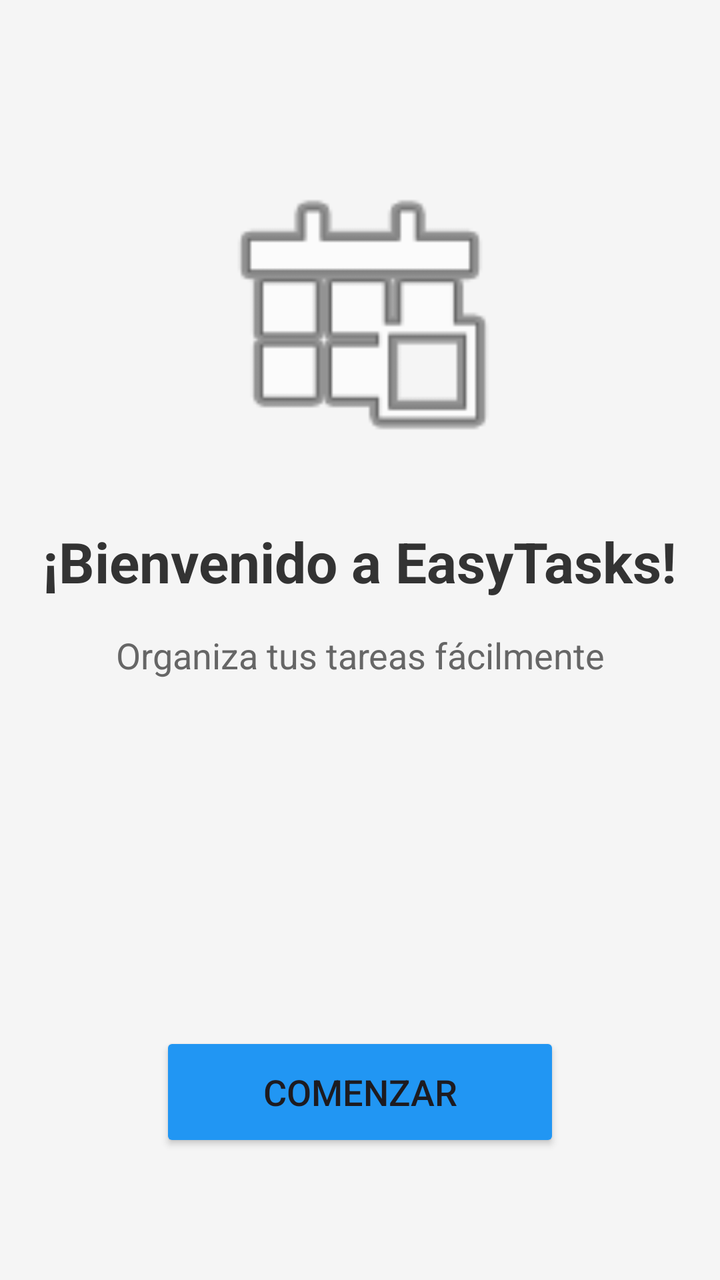
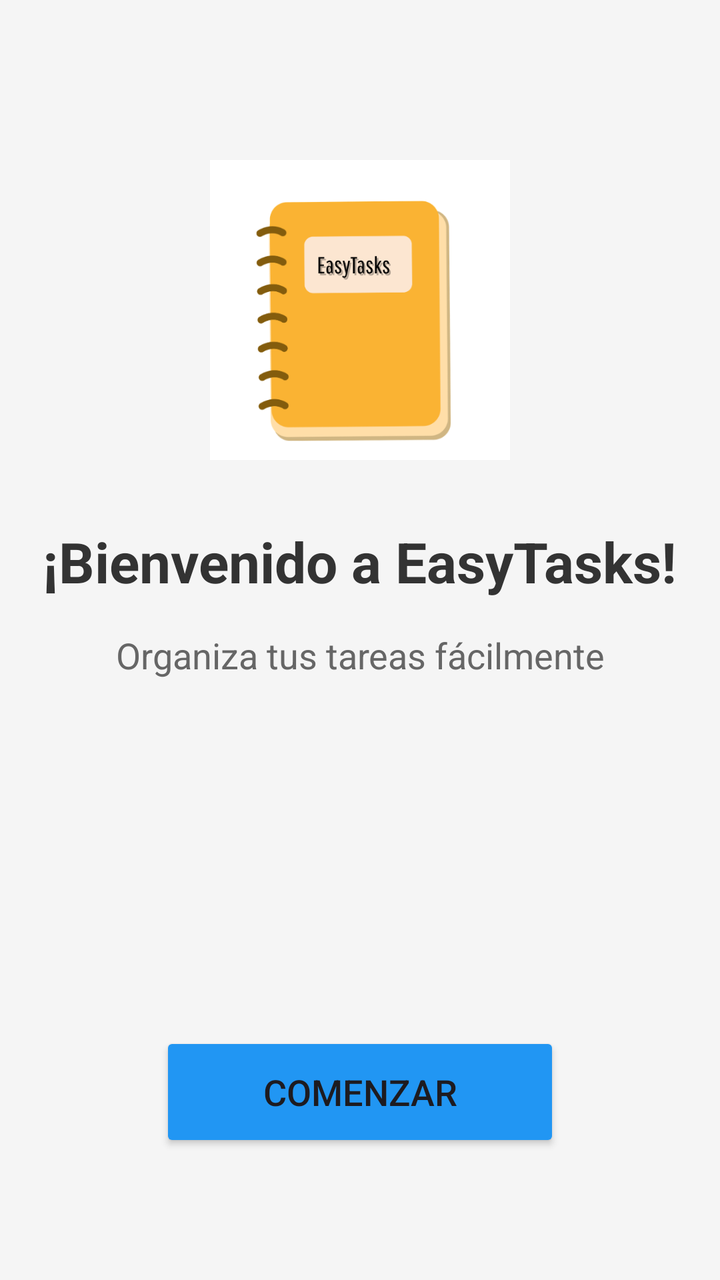

Before-and-after screenshots of an Android layout around one commit, followed by the original layout XML and the change that was made.
<!-- AndroidManifest.xml: application theme Theme.MyApplication -->
<!-- res/layout/activity_main.xml -->
<?xml version="1.0" encoding="utf-8"?>
<androidx.constraintlayout.widget.ConstraintLayout
    xmlns:android="http://schemas.android.com/apk/res/android"
    xmlns:app="http://schemas.android.com/apk/res-auto"
    xmlns:tools="http://schemas.android.com/tools"
    android:id="@+id/main"
    android:layout_width="match_parent"
    android:layout_height="match_parent"
    android:background="#F5F5F5"
    tools:context=".MainActivity">

    <ImageView
        android:id="@+id/imgLogoBienvenida"
        android:layout_width="150dp"
        android:layout_height="150dp"
        android:layout_marginTop="80dp"
        android:src="@android:drawable/ic_menu_today"
        app:layout_constraintEnd_toEndOf="parent"
        app:layout_constraintStart_toStartOf="parent"
        app:layout_constraintTop_toTopOf="parent" />

    <TextView
        android:id="@+id/tvTituloBienvenida"
        android:layout_width="wrap_content"
        android:layout_height="wrap_content"
        android:layout_marginTop="32dp"
        android:text="¡Bienvenido a EasyTasks!"
        android:textColor="#333333"
        android:textSize="28sp"
        android:textStyle="bold"
        app:layout_constraintEnd_toEndOf="parent"
        app:layout_constraintStart_toStartOf="parent"
        app:layout_constraintTop_toBottomOf="@+id/imgLogoBienvenida" />

    <TextView
        android:id="@+id/tvSubtituloBienvenida"
        android:layout_width="wrap_content"
        android:layout_height="wrap_content"
        android:layout_marginTop="16dp"
        android:text="Organiza tus tareas fácilmente"
        android:textColor="#666666"
        android:textSize="18sp"
        app:layout_constraintEnd_toEndOf="parent"
        app:layout_constraintStart_toStartOf="parent"
        app:layout_constraintTop_toBottomOf="@+id/tvTituloBienvenida" />

    <Button
        android:id="@+id/btnIngresar"
        android:layout_width="200dp"
        android:layout_height="60dp"
        android:layout_marginBottom="64dp"
        android:text="Comenzar"
        android:textSize="18sp"
        android:backgroundTint="#2196F3"
        app:layout_constraintBottom_toBottomOf="parent"
        app:layout_constraintEnd_toEndOf="parent"
        app:layout_constraintStart_toStartOf="parent" />

</androidx.constraintlayout.widget.ConstraintLayout>
<!-- resources referenced by this layout -->
<resources>
  <style name="Theme.MyApplication" parent="Base.Theme.MyApplication" />
  <style name="Base.Theme.MyApplication" parent="Theme.Material3.Light.NoActionBar">
          <item name="android:forceDarkAllowed" tools:targetApi="q">false</item>
  
          
          
      </style>
</resources>

<!-- the commit's change to res/layout/activity_main.xml (unified diff, before → after) -->
@@ -14,7 +14,7 @@
         android:layout_width="150dp"
         android:layout_height="150dp"
         android:layout_marginTop="80dp"
-        android:src="@android:drawable/ic_menu_today"
+        android:src="@drawable/uad"
         app:layout_constraintEnd_toEndOf="parent"
         app:layout_constraintStart_toStartOf="parent"
         app:layout_constraintTop_toTopOf="parent" />
<!-- resource entries referenced after the edit -->
@@ -1,5 +1,6 @@
 <!-- resources referenced by this layout -->
 <resources>
+  <!-- drawable uad: png bitmap (drawable, 27766 bytes) -->
   <style name="Theme.MyApplication" parent="Base.Theme.MyApplication" />
   <style name="Base.Theme.MyApplication" parent="Theme.Material3.Light.NoActionBar">
           <item name="android:forceDarkAllowed" tools:targetApi="q">false</item>
